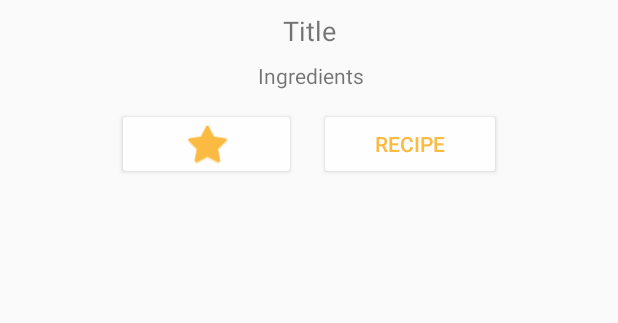
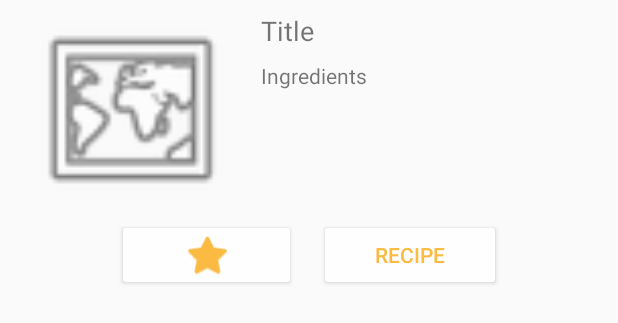
Before and after one commit to travesto/CookingApp, an Android app: the layout food_result.xml on its own in the app's theme, with its tools: preview values and no code run, on a phone screen of 412 x 824 dp. Shown: the top 323 px of the screen. Run offline under Robolectric (Android 15) with nearby library versions, the light colour scheme and no system bars.

Commit message:
added static image

```diff
--- a/app/src/main/res/layout/food_result.xml
+++ b/app/src/main/res/layout/food_result.xml
@@ -5,19 +5,30 @@
     android:layout_width="match_parent"
     android:layout_height="wrap_content">
 
+    <ImageView
+        android:id="@+id/imageView2"
+        android:layout_width="158dp"
+        android:layout_height="130dp"
+        android:layout_marginStart="8dp"
+        android:layout_marginTop="8dp"
+        app:layout_constraintStart_toStartOf="parent"
+        app:layout_constraintTop_toTopOf="parent"
+        app:srcCompat="@android:drawable/ic_menu_mapmode" />
+
     <TextView
         android:id="@+id/ingredients"
-        android:layout_width="wrap_content"
+        android:layout_width="0dp"
         android:layout_height="wrap_content"
-        android:layout_marginBottom="72dp"
+        android:layout_marginEnd="10dp"
+        android:layout_marginStart="8dp"
+        android:layout_marginTop="8dp"
         android:text="Ingredients"
-        android:textAlignment="center"
-        app:layout_constraintBottom_toBottomOf="parent"
+        android:textAlignment="viewStart"
         app:layout_constraintEnd_toEndOf="parent"
-        app:layout_constraintHorizontal_bias="0.501"
-        app:layout_constraintLeft_toLeftOf="parent"
+        app:layout_constraintHorizontal_bias="0.099"
         app:layout_constraintRight_toRightOf="parent"
-        app:layout_constraintStart_toStartOf="parent" />
+        app:layout_constraintStart_toEndOf="@+id/imageView2"
+        app:layout_constraintTop_toBottomOf="@+id/title" />
 
     <ImageButton
         android:id="@+id/favoritesButton"
@@ -26,31 +37,31 @@
         android:layout_height="48dp"
         android:layout_marginEnd="2dp"
         android:layout_marginStart="67dp"
-        android:layout_marginTop="72dp"
+        android:layout_marginTop="8dp"
         android:backgroundTint="@color/OffWhite"
         android:contentDescription="TODO"
         android:tint="@color/colorAccent"
         app:layout_constraintEnd_toStartOf="@+id/recipeButton"
         app:layout_constraintHorizontal_bias="1.0"
         app:layout_constraintStart_toStartOf="parent"
-        app:layout_constraintTop_toTopOf="parent"
+        app:layout_constraintTop_toBottomOf="@+id/imageView2"
         app:srcCompat="@android:drawable/btn_star" />
 
     <TextView
         android:id="@+id/title"
-        android:layout_width="wrap_content"
+        android:layout_width="0dp"
         android:layout_height="wrap_content"
-        android:layout_marginBottom="8dp"
+        android:layout_marginEnd="10dp"
+        android:layout_marginStart="8dp"
         android:layout_marginTop="8dp"
         android:text="Title"
+        android:textAlignment="viewStart"
         android:textSize="18sp"
-        app:layout_constraintBottom_toTopOf="@+id/ingredients"
         app:layout_constraintEnd_toEndOf="parent"
-        app:layout_constraintLeft_toLeftOf="parent"
+        app:layout_constraintHorizontal_bias="0.083"
         app:layout_constraintRight_toRightOf="parent"
-        app:layout_constraintStart_toStartOf="parent"
-        app:layout_constraintTop_toTopOf="parent"
-        app:layout_constraintVertical_bias="0.305" />
+        app:layout_constraintStart_toEndOf="@+id/imageView2"
+        app:layout_constraintTop_toTopOf="parent" />
 
     <Button
         android:id="@+id/recipeButton"
@@ -58,12 +69,12 @@
         android:layout_height="wrap_content"
         android:layout_marginEnd="67dp"
         android:layout_marginStart="2dp"
-        android:layout_marginTop="72dp"
+        android:layout_marginTop="8dp"
         android:backgroundTint="@color/OffWhite"
         android:text="Recipe"
         android:textColor="@color/colorAccent"
         app:layout_constraintEnd_toEndOf="parent"
         app:layout_constraintStart_toEndOf="@+id/favoritesButton"
-        app:layout_constraintTop_toTopOf="parent" />
+        app:layout_constraintTop_toBottomOf="@+id/imageView2" />
 
 </android.support.constraint.ConstraintLayout>
```
